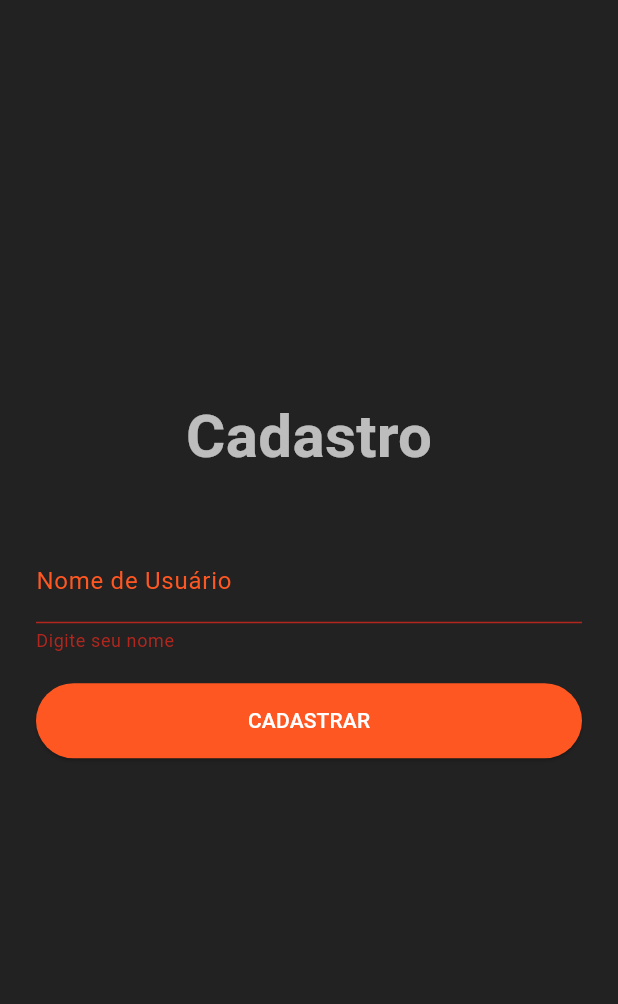
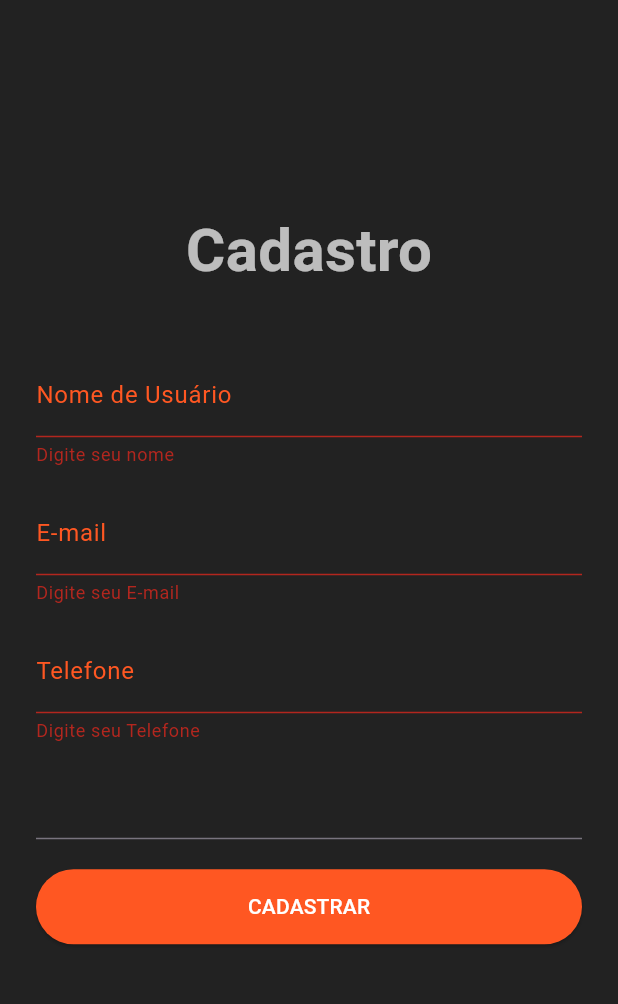
Before and after one commit to Yumetzu/taverna_do_pato, a Flutter app: the screen it shows after launch, after a tap on "CADASTRAR", on a phone screen of 412 x 824 dp, the part 84-1088 px from its top. Run offline on Flutter 3.47's test engine with Material 3 defaults, Android fonts, the phone set to English and light mode, and no system bars.

Commit message:
Ajustes na tela de cadastro

```diff
--- a/lib/main.dart
+++ b/lib/main.dart
@@ -1,6 +1,6 @@
 import 'package:flutter/material.dart';
+import 'package:taverna/tela_login.dart';
 import 'package:taverna/tela_cadastro.dart';
-import 'package:taverna/tela_login.dart';
 
 void main() {
   runApp(const MinhaRedeSocial());
--- a/lib/tela_cadastro.dart
+++ b/lib/tela_cadastro.dart
@@ -61,13 +61,56 @@ class _TelaCadastroState extends State<TelaCadastro> {
                         borderSide: BorderSide(color: Colors.deepOrange),
                       ),
                       focusedBorder: OutlineInputBorder(
-                        borderSide: BorderSide(color: Colors.white),
+                        borderSide: BorderSide(color: Colors.orange),
                       ),
                     ),
                     validator: (valor) {
                       if (valor == null || valor.isEmpty) return 'Digite seu nome';
                       return null;
                     },
+                  ),
+                  const SizedBox(height: 16),
+                  TextFormField(
+                    controller: _emailController,
+                    style: const TextStyle(color: Colors.white70),
+                    decoration: const InputDecoration(
+                      labelText: 'E-mail',
+                      labelStyle: TextStyle(color: Colors.deepOrange),
+                      enabledBorder: OutlineInputBorder(
+                        borderSide: BorderSide(color: Colors.deepOrange)
+                      ),
+                      focusedBorder: OutlineInputBorder(
+                        borderSide: BorderSide(color: Colors.white),
+                      )
+                    ),
+                    validator: (valor) {
+                      if (valor == null || valor.isEmpty) return 'Digite seu E-mail';
+                      return null;
+                    },
+                  ),
+                  const SizedBox(height: 16),
+                  TextFormField(
+                    controller: _telefoneController,
+                    style: const TextStyle(color: Colors.white70),
+                    decoration: const InputDecoration(
+                      labelText: 'Telefone',
+                      labelStyle: TextStyle(color: Colors.deepOrange),
+                      enabledBorder: OutlineInputBorder(
+                        borderSide: BorderSide(color: Colors.deepOrange)
+                      ),
+                      focusedBorder: OutlineInputBorder(
+                        borderSide: BorderSide(color: Colors.white),
+                      )
+                    ),
+                    validator: (valor) {
+                      if (valor == null || valor.isEmpty) return 'Digite seu Telefone';
+                      return null;
+                    }
+                  ),
+                  const SizedBox(height: 16),
+                  TextFormField(
+                    controller: _senhaController,
+
                   ),
                   const SizedBox(height: 20),
                   SizedBox(
```
